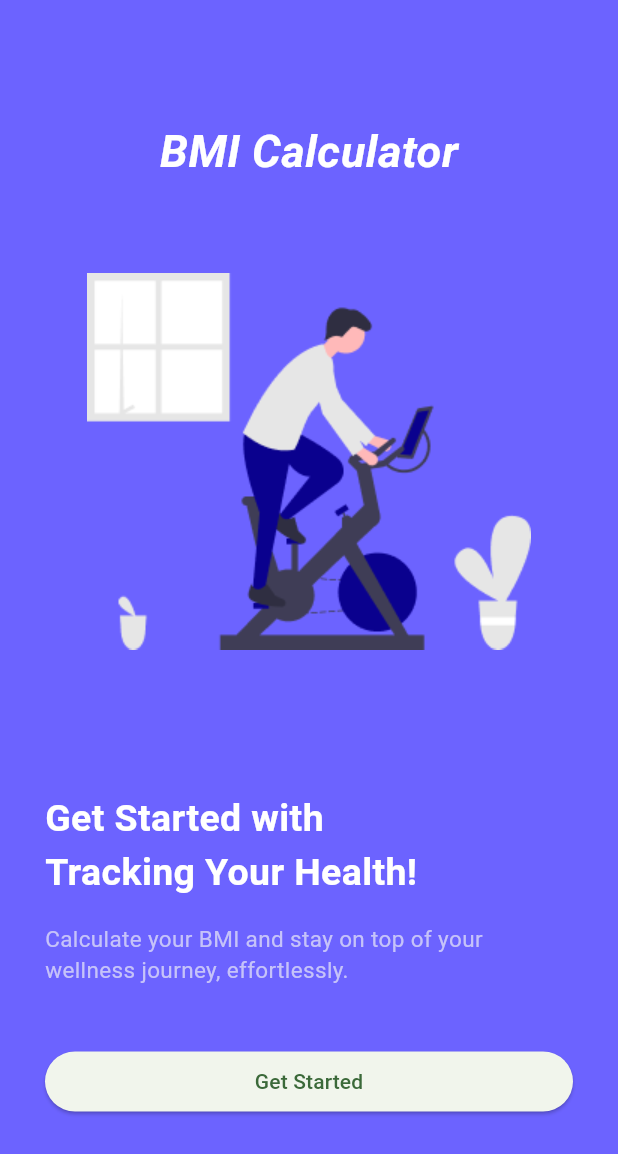
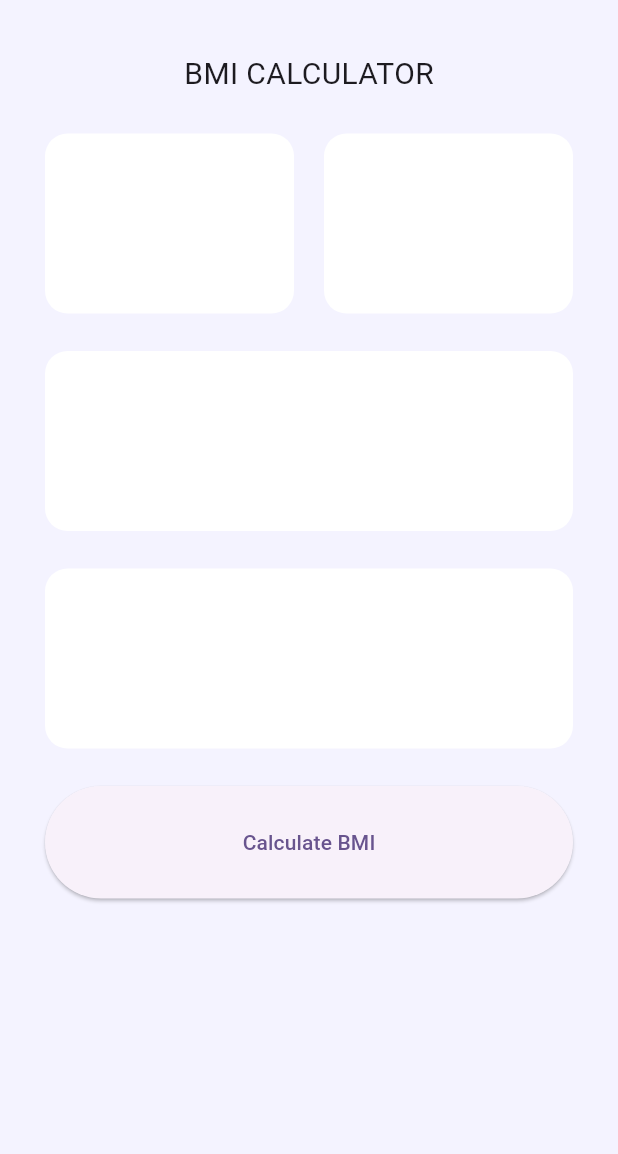
Before and after one commit to yoyowasi/daelim_2025, a Flutter app: the screen it shows after launch, after a tap on "Get Started", on a phone screen of 412 x 824 dp. Shown: the top 1154 px of the screen. Run offline on Flutter 3.47's test engine with Material 3 defaults, Android fonts, the phone set to English and light mode, and no system bars; our stand-ins replace go_router.

Commit message:
4월 10일 수업 내용용

```diff
--- /dev/null
+++ b/lib/app/router/app_route.dart
@@ -0,0 +1,8 @@
+enum AppRoute {
+  start,
+  main,
+}
+
+extension AppRouteExtension on AppRoute {
+  String get toPath => '/$name';
+}
--- /dev/null
+++ b/lib/app/router/app_router.dart
@@ -0,0 +1,19 @@
+import 'package:daelim_2025/app/router/app_route.dart';
+import 'package:daelim_2025/presentation/main/main_screen.dart';
+import 'package:daelim_2025/presentation/start/start_screen.dart';
+import 'package:go_router/go_router.dart';
+
+// GoRouter configuration
+final router = GoRouter(
+  initialLocation: AppRoute.start.toPath,
+  routes: [
+    GoRoute(
+      path: AppRoute.start.toPath,
+      builder: (context, state) => StartScreen(),
+    ),
+    GoRoute(
+      path: AppRoute.main.toPath,
+      builder: (context, state) => MainScreen(),
+    ),
+  ],
+);
--- /dev/null
+++ b/lib/presentation/main/main_screen.dart
@@ -0,0 +1,67 @@
+import 'package:flutter/material.dart';
+
+class MainScreen extends StatefulWidget {
+  const MainScreen({super.key});
+
+  @override
+  State<MainScreen> createState() => _MainScreenState();
+}
+
+class _MainScreenState extends State<MainScreen> {
+  // 오타: _bulidContainer -> _buildContainer
+  Widget _buildContainer() {
+    return Container(
+      height: 120,
+      decoration: BoxDecoration(
+        color: Colors.white,
+        borderRadius: BorderRadius.circular(15),
+      ),
+    );
+  }
+
+  @override
+  Widget build(BuildContext context) {
+    return Scaffold(
+      backgroundColor: const Color(0xffF4F3FF),
+      body: SafeArea(
+        child: Padding(
+          padding: const EdgeInsets.only(left: 30, right: 30, bottom: 90),
+          child: Column(
+            // 오타: spacing은 Column에 없음, 대신 SizedBox로 간격 조절
+            children: [
+              const SizedBox(height: 35),
+              const Text(
+                'BMI CALCULATOR',
+                style: TextStyle(
+                  fontSize: 20,
+                ),
+              ),
+              const SizedBox(height: 25),
+              Row(
+                // 오타: Row에도 spacing 없음 -> SizedBox로 처리
+                children: [
+                  Expanded(child: _buildContainer()),
+                  const SizedBox(width: 20),
+                  Expanded(child: _buildContainer()),
+                ],
+              ),
+              const SizedBox(height: 25),
+              _buildContainer(),
+              const SizedBox(height: 25),
+              _buildContainer(),
+              const SizedBox(height: 25),
+              SizedBox(
+                width: double.infinity,
+                height: 75,
+                child: ElevatedButton(
+                  onPressed: () {},
+                  child: const Text('Calculate BMI'),
+                ),
+              ),
+            ],
+          ),
+        ),
+      ),
+    );
+  }
+}
--- a/lib/presentation/my_app.dart
+++ b/lib/presentation/my_app.dart
@@ -1,5 +1,6 @@
-// import 'package:daelim_2025/presentation/example/example_screen.dart';
+import 'package:daelim_2025/app/router/app_router.dart';
 import 'package:daelim_2025/presentation/start/start_screen.dart';
+import 'package:flutter/cupertino.dart';
 import 'package:flutter/material.dart';
 
 class MyApp extends StatelessWidget {
@@ -8,12 +9,12 @@
   // This widget is the root of your application.
   @override
   Widget build(BuildContext context) {
-    return MaterialApp(
+    return MaterialApp.router(
       debugShowCheckedModeBanner: false,
       theme: ThemeData(
-        colorScheme: ColorScheme.fromSeed(seedColor: Colors.green),
+        colorScheme: ColorScheme.fromSeed(seedColor: Colors.deepPurple),
       ),
-      home: StartScreen(),
+      routerConfig: router, //처음 시작할 화면면
     );
   }
 }
--- a/lib/presentation/start/start_screen.dart
+++ b/lib/presentation/start/start_screen.dart
@@ -1,7 +1,17 @@
+import 'package:daelim_2025/app/router/app_route.dart';
 import 'package:flutter/material.dart';
+import 'package:go_router/go_router.dart';
 
 class StartScreen extends StatelessWidget {
   const StartScreen({super.key});
+
+  final _title = 'Get Started with\nTracking Your Health!';
+  final _desc =
+      'Calculate your BMI and stay on top of your wellness journey, effortlessly.';
+  TextStyle get _titleStyle =>
+      TextStyle(color: Colors.white, fontSize: 25, fontWeight: FontWeight.bold);
+
+  TextStyle get _descStyle => TextStyle(color: Color(0xFFC6C3F9), fontSize: 15);
 
   // 앱 이름
   Widget _buildAppName() {
@@ -9,9 +19,8 @@
       'BMI Calculator',
       style: TextStyle(
         color: Colors.white,
+        fontSize: 25,
         fontWeight: FontWeight.bold,
-        fontSize: 30,
-        fontStyle: FontStyle.italic,
       ),
     );
   }
@@ -19,7 +28,7 @@
   //타이틀 위젯
   Widget _buildTitle() {
     return Text(
-      'Get Started with\nTracking Your Health!',
+      _title,
       style: TextStyle(
         color: Colors.white,
         fontSize: 25,
@@ -31,16 +40,38 @@
   // 타이틀 설명
   Widget _bulidDescription() {
     return Text(
-      'Calculate your BMI and stay on top of your wellness journey, effortlessly.',
+      _desc,
       style: TextStyle(color: Color(0xFFC6C3F9), fontSize: 15),
     );
   }
 
+  // 타이틀과 설명을 묶은 위젯
+  Widget _buildTitleDesc() {
+    return RichText(
+      text: TextSpan(
+        children: [
+          TextSpan(text: _title, style: _titleStyle),
+          TextSpan(text: '\n'),
+          WidgetSpan(child: SizedBox(height: 30)),
+          TextSpan(text: _desc, style: _descStyle),
+        ],
+      ),
+    );
+  }
+
   // 시작 버튼 위젯
-  Widget _buildStartButton() {
+  Widget _buildStartButton(BuildContext context) {
     return SizedBox(
       width: double.infinity,
-      child: ElevatedButton(onPressed: () {}, child: Text('Get Started')),
+      height: 50,
+      child: ElevatedButton(
+        onPressed: () =>
+          context.go(AppRoute.main.toPath,
+          ),
+
+        style: ElevatedButton.styleFrom(foregroundColor: Color(0xff081854)),
+        child: Text('Get Started'),
+      ),
     );
   }
 
@@ -59,17 +90,19 @@
                 _buildAppName(),
                 SizedBox(height: 60),
                 Image.asset('assets/images/bmi_bike.png'),
-                SizedBox(height: 95),
-                Column(
-                  crossAxisAlignment: CrossAxisAlignment.start,
-                  children: [
-                    _buildTitle(),
-                    SizedBox(height: 15),
-                    _bulidDescription(),
-                    SizedBox(height: 40),
-                  ],
-                ),
-                _buildStartButton(),
+                _buildTitleDesc(),
+                // SizedBox(height: 95),
+                // Column(
+                //   crossAxisAlignment: CrossAxisAlignment.start,
+                //   children: [
+
+                //     // _buildTitle(),
+                //     // SizedBox(height: 15),
+                //     // _bulidDescription(),
+                //     // SizedBox(height: 40),
+                //   ],
+                // ),
+                _buildStartButton(context),
               ],
             ),
           ),
--- a/pubspec.yaml
+++ b/pubspec.yaml
@@ -31,6 +31,7 @@
   flutter:
     sdk:
       flutter
+  go_router: ^14.8.1
 
       # Add this line to include the images directory
 
```
Also changed, not shown: pubspec.lock.
